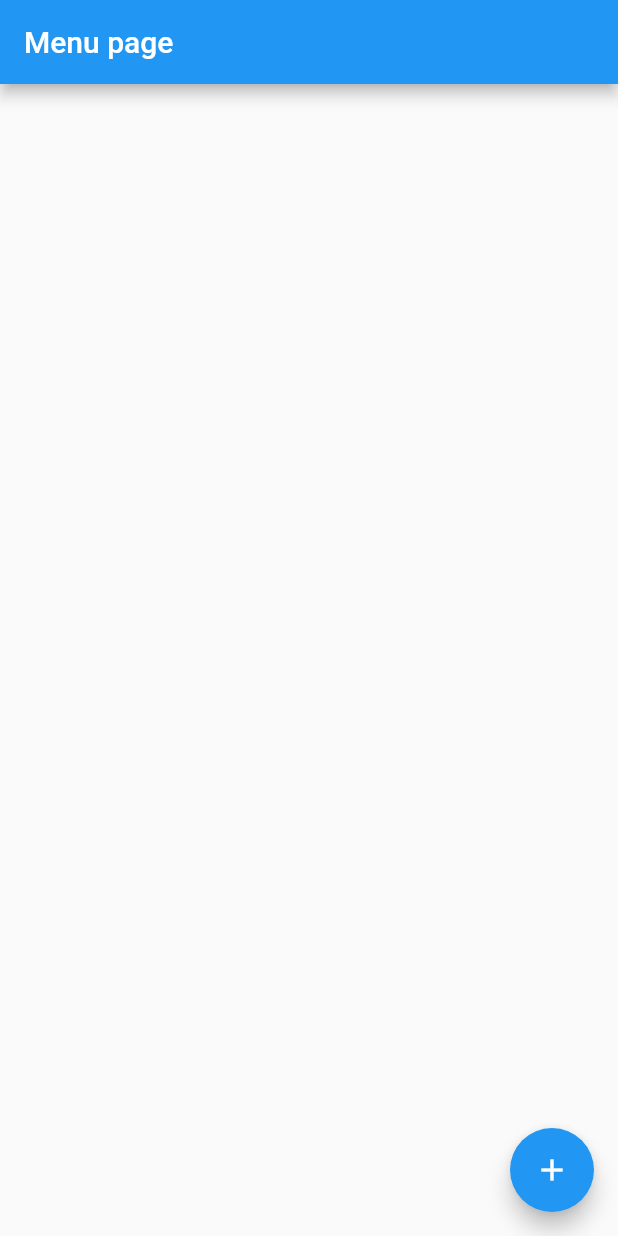
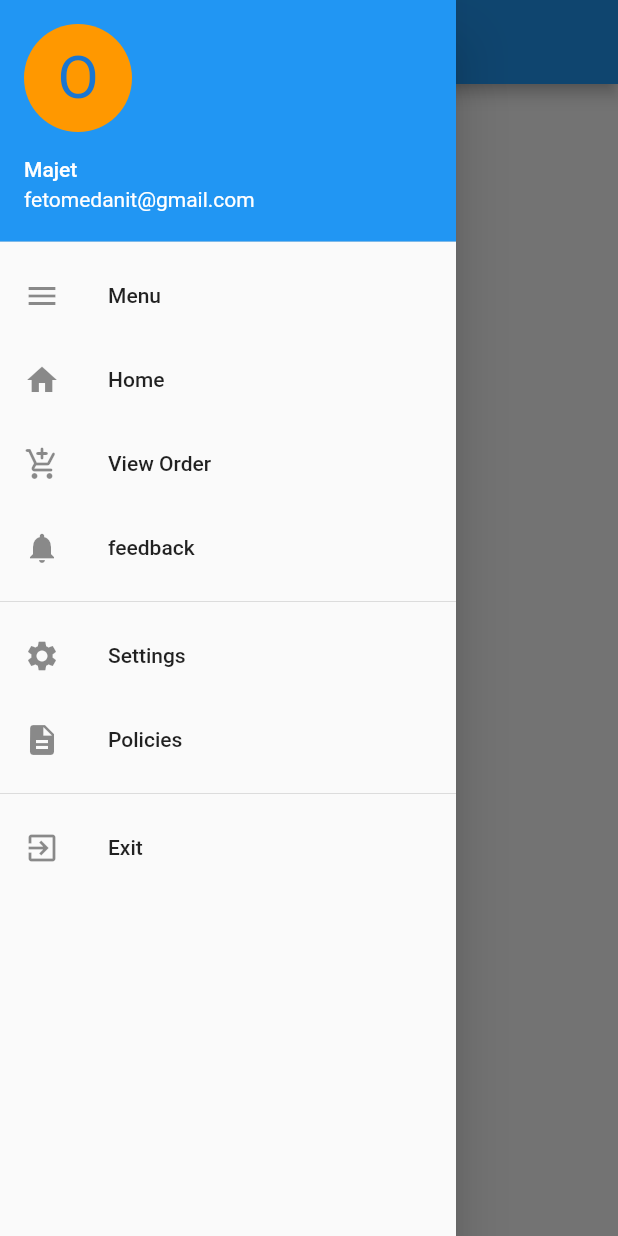
Before and after one commit to Melese999/Majet-Delivery-App, a Flutter app: the screen it shows after launch, with the side drawer open (before the commit the screen has no drawer), on a phone screen of 412 x 824 dp. Run offline on Flutter 3.47's test engine with Material 2 defaults, Android fonts, the phone set to English and light mode, and no system bars; our stand-ins replace cloud_firestore, email_validator, firebase_core, firebase_storage, image_picker; accounts and stored records are empty.

Commit message:
the first branch of resturant

```diff
--- a/lib/Restuarant/Menu/Menu.dart
+++ b/lib/Restuarant/Menu/Menu.dart
@@ -2,6 +2,7 @@ import 'package:flutter/material.dart';
 import 'package:flutter/src/foundation/key.dart';
 import 'package:flutter/src/widgets/framework.dart';
 import 'package:food_delivery_app/Restuarant/Menu/addMenu.dart';
+import 'package:food_delivery_app/Restuarant/home.dart';
 
 class menu extends StatefulWidget {
   const menu({Key? key}) : super(key: key);
--- /dev/null
+++ b/lib/Restuarant/feedback.dart
@@ -0,0 +1,15 @@
+import 'package:flutter/material.dart';
+
+class res_feedback extends StatefulWidget {
+  const res_feedback({Key? key}) : super(key: key);
+
+  @override
+  State<res_feedback> createState() => _menuState();
+}
+
+class _menuState extends State<res_feedback> {
+  @override
+  Widget build(BuildContext context) {
+    return Scaffold();
+  }
+}
--- /dev/null
+++ b/lib/Restuarant/home.dart
@@ -0,0 +1,17 @@
+import 'package:flutter/material.dart';
+import 'package:food_delivery_app/Restuarant/nav_bar/res_nav_bar.dart';
+
+class home extends StatefulWidget {
+  const home({Key? key}) : super(key: key);
+
+  @override
+  State<home> createState() => _menuState();
+}
+
+class _menuState extends State<home> {
+  @override
+  Widget build(BuildContext context) {
+    return Scaffold(
+        drawer: const res_nav_bar(), appBar: AppBar(title: const Text('Home page')));
+  }
+}
--- /dev/null
+++ b/lib/Restuarant/nav_bar/res_nav_bar.dart
@@ -0,0 +1,92 @@
+import 'package:flutter/material.dart';
+import 'package:flutter/src/foundation/key.dart';
+import 'package:flutter/src/widgets/framework.dart';
+import 'package:food_delivery_app/Restuarant/Menu/Menu.dart';
+import 'package:food_delivery_app/Restuarant/feedback.dart';
+import 'package:food_delivery_app/Restuarant/home.dart';
+import 'package:food_delivery_app/Restuarant/vieworder.dart';
+import 'package:food_delivery_app/app_setting/policies.dart';
+import 'package:food_delivery_app/app_setting/settings.dart';
+
+class res_nav_bar extends StatelessWidget {
+  const res_nav_bar({Key? key}) : super(key: key);
+  @override
+  Widget build(BuildContext context) {
+    return Drawer(
+      child: ListView(
+        // Remove padding
+        padding: EdgeInsets.zero,
+        children: [
+          const UserAccountsDrawerHeader(
+            accountName: Text('Majet'),
+            accountEmail: Text('fetomedanit@gmail.com'),
+            currentAccountPicture: CircleAvatar(
+              backgroundColor: Colors.orange,
+              child: Text(
+                'O',
+                style: TextStyle(fontSize: 40.0),
+              ),
+            ),
+          ),
+          ListTile(
+            leading: Icon(Icons.menu),
+            title: Text('Menu'),
+            onTap: () {
+              Navigator.pop(context);
+              Navigator.push(
+                  context, MaterialPageRoute(builder: (context) => menu()));
+            },
+          ),
+          ListTile(
+            leading: const Icon(Icons.home),
+            title: const Text('Home'),
+            onTap: () {
+              Navigator.push(
+                  context, MaterialPageRoute(builder: (context) => home()));
+            },
+          ),
+          ListTile(
+            leading: const Icon(Icons.add_shopping_cart_rounded),
+            title: Text('View Order'),
+            onTap: () {
+              Navigator.push(context,
+                  MaterialPageRoute(builder: (context) => res_view_order()));
+            },
+          ),
+          ListTile(
+            leading: Icon(Icons.notifications),
+            title: Text('feedback'),
+            onTap: () {
+              Navigator.push(context,
+                  MaterialPageRoute(builder: (context) => res_feedback()));
+            },
+          ),
+          Divider(),
+          ListTile(
+            leading: Icon(Icons.settings),
+            title: Text('Settings'),
+            onTap: () {
+              Navigator.push(
+                  context, MaterialPageRoute(builder: (context) => settings()));
+            },
+          ),
+          ListTile(
+            leading: Icon(Icons.description),
+            title: Text('Policies'),
+            onTap: () {
+              Navigator.pop(context);
+              Navigator.push(
+                  context, MaterialPageRoute(builder: (context) => policies()));
+            },
+          ),
+          Divider(),
+          ListTile(
+            title: Text('Exit'),
+            leading: Icon(Icons.exit_to_app),
+            onTap: () {},
+          ),
+        ],
+      ),
+    );
+  }
+}
--- /dev/null
+++ b/lib/Restuarant/vieworder.dart
@@ -0,0 +1,15 @@
+import 'package:flutter/material.dart';
+
+class res_view_order extends StatefulWidget {
+  const res_view_order({Key? key}) : super(key: key);
+
+  @override
+  State<res_view_order> createState() => _menuState();
+}
+
+class _menuState extends State<res_view_order> {
+  @override
+  Widget build(BuildContext context) {
+    return Scaffold();
+  }
+}
--- /dev/null
+++ b/lib/app_setting/policies.dart
@@ -0,0 +1,15 @@
+import 'package:flutter/material.dart';
+
+class policies extends StatefulWidget {
+  const policies({Key? key}) : super(key: key);
+
+  @override
+  State<policies> createState() => _menuState();
+}
+
+class _menuState extends State<policies> {
+  @override
+  Widget build(BuildContext context) {
+    return Scaffold();
+  }
+}
--- /dev/null
+++ b/lib/app_setting/settings.dart
@@ -0,0 +1,15 @@
+import 'package:flutter/material.dart';
+
+class settings extends StatefulWidget {
+  const settings({Key? key}) : super(key: key);
+
+  @override
+  State<settings> createState() => _menuState();
+}
+
+class _menuState extends State<settings> {
+  @override
+  Widget build(BuildContext context) {
+    return Scaffold();
+  }
+}
--- a/lib/main.dart
+++ b/lib/main.dart
@@ -1,13 +1,12 @@
 import 'dart:ui';
 import 'package:firebase_core/firebase_core.dart';
 import 'package:flutter/material.dart';
-import 'package:food_delivery_app/Restuarant/Menu/Menu.dart';
+import 'package:food_delivery_app/Restuarant/home.dart';
 import 'firebase_options.dart';
-import 'package:food_delivery_app/screens/login_screen.dart';
 
-void main() async {
+void main()  {
   WidgetsFlutterBinding.ensureInitialized();
-  await Firebase.initializeApp(
+  Firebase.initializeApp(
     options: DefaultFirebaseOptions.currentPlatform,
   );
   runApp(const MyApp());
@@ -20,11 +19,12 @@ class MyApp extends StatelessWidget {
   @override
   Widget build(BuildContext context) {
     return MaterialApp(
+      debugShowCheckedModeBanner: false,
       title: 'food delivery app',
       theme: ThemeData(
         primarySwatch: Colors.blue,
       ),
-      home: menu(),
+      home: const home(),
     );
   }
 }
--- a/lib/services/globalmethods.dart
+++ b/lib/services/globalmethods.dart
@@ -54,8 +54,8 @@ class GlobalMethods {
                     width: 20,
                   ),
                 ),
-                Padding(
-                  padding: const EdgeInsets.all(8.0),
+                const Padding(
+                  padding: EdgeInsets.all(8.0),
                   child: Text('Error occured'),
                 ),
               ],
--- a/pubspec.yaml
+++ b/pubspec.yaml
@@ -36,7 +36,6 @@ dependencies:
   # Use with the CupertinoIcons class for iOS style icons.
   cupertino_icons: ^1.0.2
   firebase_core: ^1.18.0
-  firebase_database: ^9.0.16
   cloud_firestore: ^3.2.1
   image_picker: ^0.7.4
   firebase_storage: ^10.3.1
```
Also changed, not shown: lib/Restuarant/Menu/addMenu.dart (+6 -7 lines), lib/screens/Register_screen.dart (+6 -6 lines), lib/firebase_options.dart, pubspec.lock, 1 other file.
